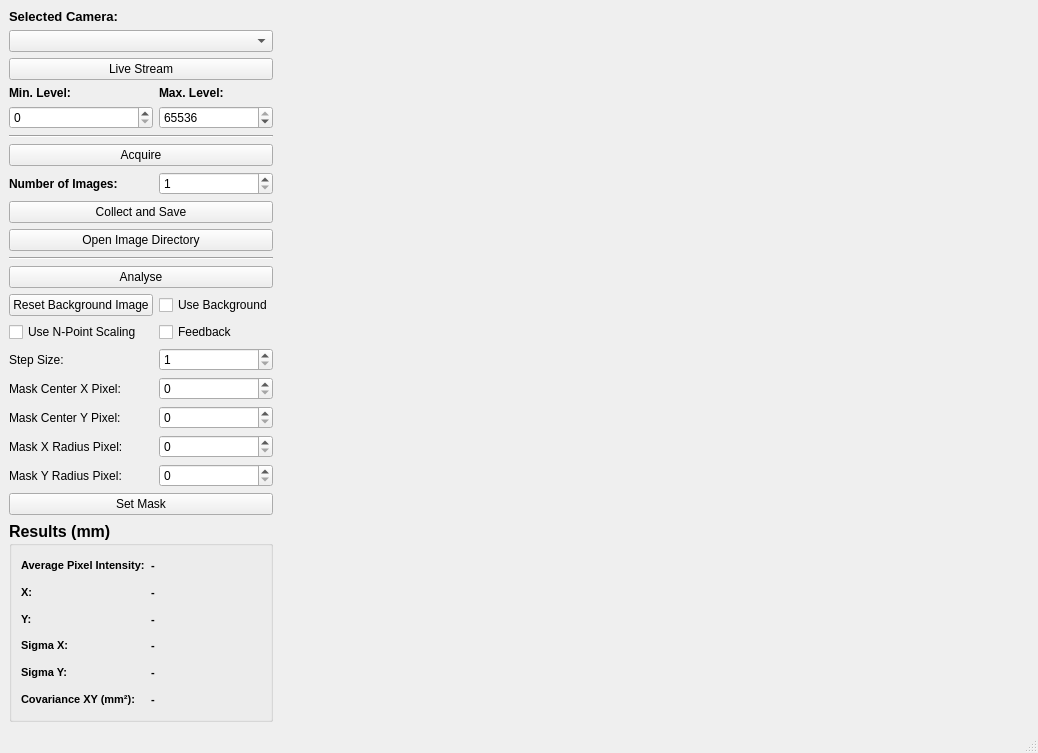
VELA-CLARA-software/Software, file Apps/imageCollector/v3/view/view.ui: the form before one commit.
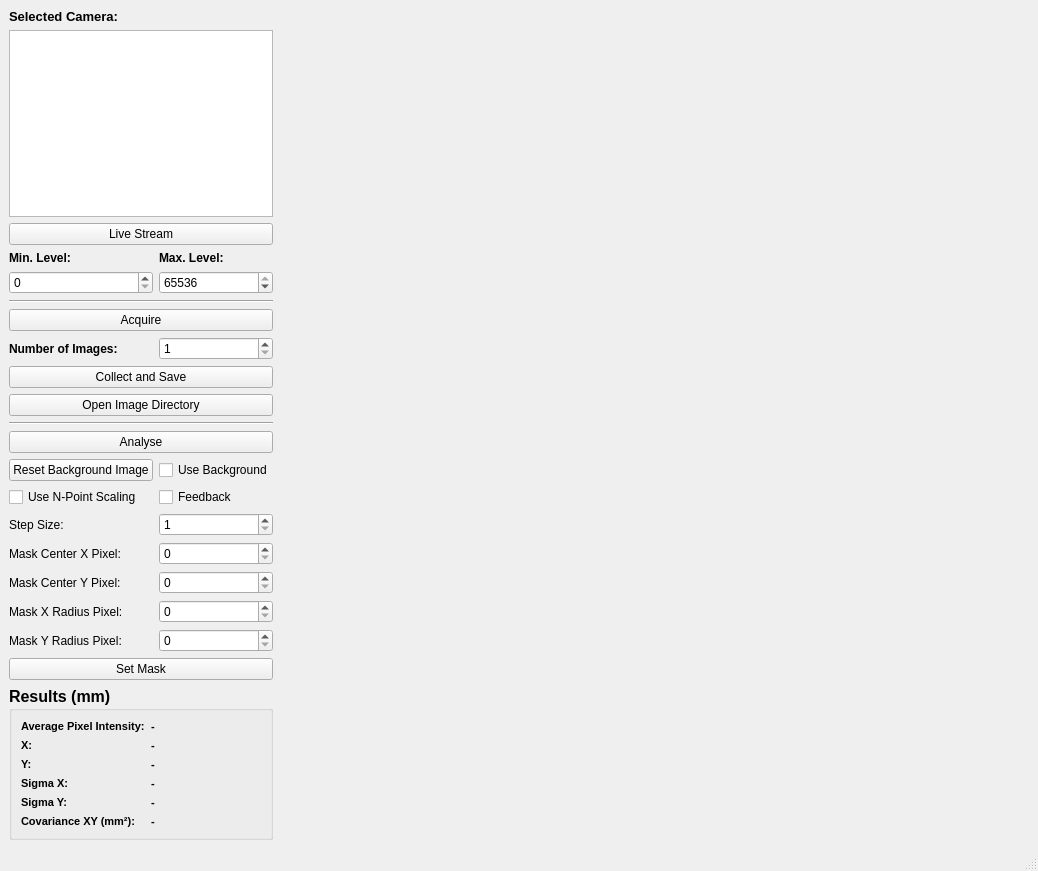
The form after the commit. Icons and pictures are not drawn.

Commit message: [imageCollector] camera dropdown -> list box

Diff of the .ui file:
```diff
--- a/Apps/imageCollector/v3/view/view.ui
+++ b/Apps/imageCollector/v3/view/view.ui
@@ -7,7 +7,7 @@
     <x>0</x>
     <y>0</y>
     <width>1038</width>
-    <height>753</height>
+    <height>871</height>
    </rect>
   </property>
   <property name="sizePolicy">
@@ -235,7 +235,14 @@
      </widget>
     </item>
     <item row="1" column="0" colspan="2">
-     <widget class="QComboBox" name="cameraName_comboBox"/>
+     <widget class="QListWidget" name="cameraName_comboBox">
+      <property name="minimumSize">
+       <size>
+        <width>0</width>
+        <height>75</height>
+       </size>
+      </property>
+     </widget>
     </item>
     <item row="17" column="1">
      <widget class="QSpinBox" name="maskXRadius_spinBox">
@@ -512,16 +519,16 @@
       </property>
      </widget>
     </item>
-    <item row="2" column="2" rowspan="19">
-     <layout class="QGridLayout" name="gridLayout_2"/>
-    </item>
-    <item row="0" column="2" rowspan="2">
+    <item row="0" column="2">
      <widget class="QLabel" name="title_label">
       <property name="text">
        <string/>
       </property>
      </widget>
     </item>
+    <item row="1" column="2" rowspan="20">
+     <layout class="QGridLayout" name="gridLayout_2"/>
+    </item>
    </layout>
    <zorder>label_3</zorder>
    <zorder>liveStream_pushButton</zorder>
```
The commit also changes 2 other files.
